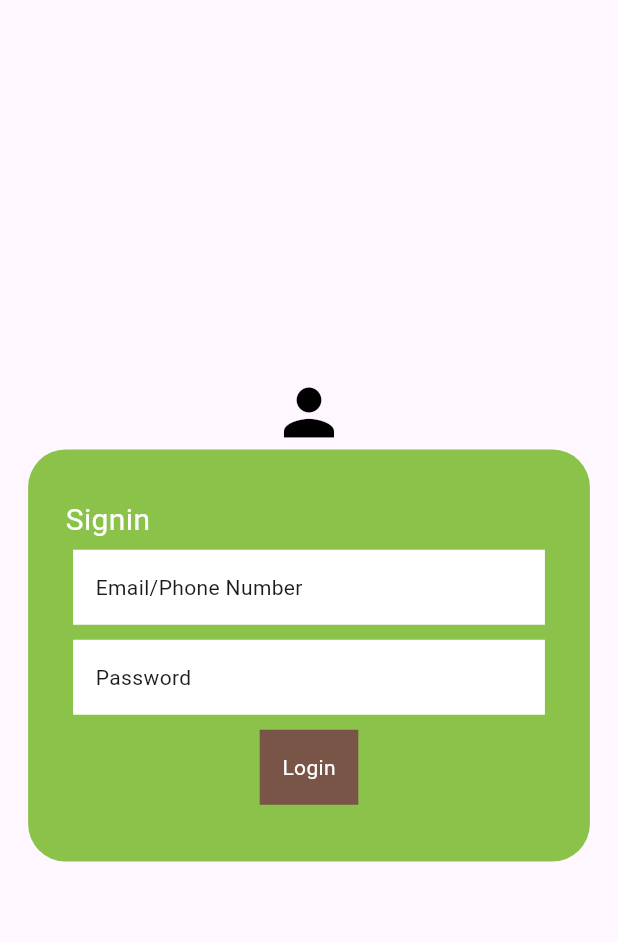
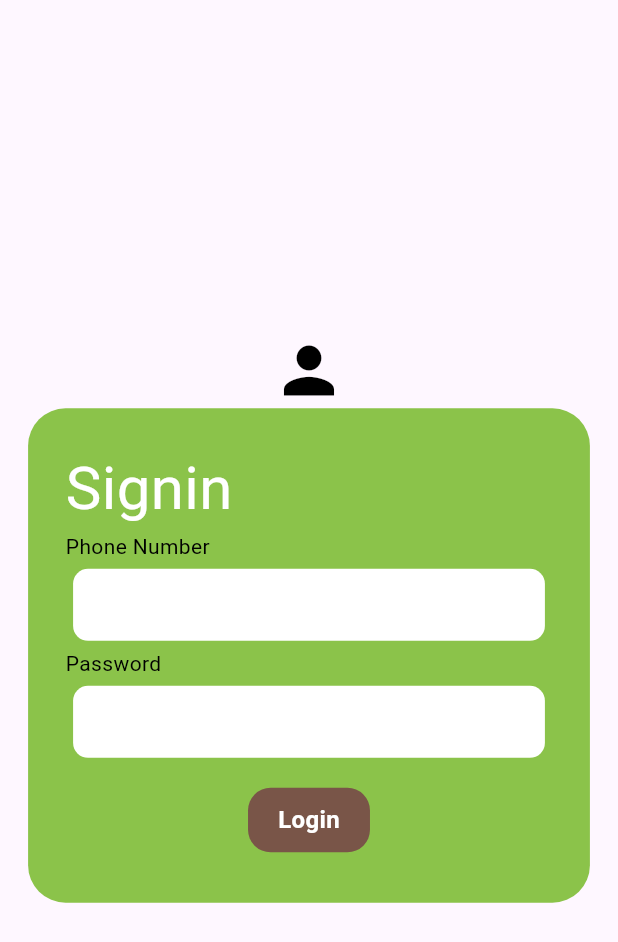
Before and after one commit to snmn/demopcps, a Flutter app: the loginpage screen opened directly, on a phone screen of 412 x 824 dp. Shown: the top 942 px of the screen. Run offline on Flutter 3.47's test engine with Material 3 defaults, Android fonts, the light colour scheme and no system bars; our stand-ins replace cloud_firestore, firebase_core, google_maps_flutter, permission_handler, webview_flutter; missing offline and left inert: esewa_flutter; accounts and stored records are empty.

Commit message:
grid view

```diff
--- a/lib/main.dart
+++ b/lib/main.dart
@@ -1,3 +1,4 @@
+import 'package:demopcps/routes.dart';
 import 'package:demopcps/views/chatapp/conversations.dart';
 import 'package:demopcps/views/esewatest/esewa.dart';
 import 'package:demopcps/views/maps/mapspage.dart';
@@ -28,7 +29,8 @@ class MyApp extends StatelessWidget {
         colorScheme: ColorScheme.fromSeed(seedColor: Colors.deepPurple),
         useMaterial3: true,
       ),
-      home:  gridviewdashboard(),
+      initialRoute: AppRoute.loginroute,
+      routes: AppRoute.getAppRoutes(),
     );
   }
 }
--- /dev/null
+++ b/lib/routes.dart
@@ -0,0 +1,32 @@
+import 'package:demopcps/views/chatapp/Chats.dart';
+import 'package:demopcps/views/chatapp/conversations.dart';
+import 'package:demopcps/views/demoapp/loginpage.dart';
+import 'package:demopcps/views/esewatest/esewa.dart';
+import 'package:demopcps/views/maps/mapspage.dart';
+import 'package:demopcps/views/news/dashboard.dart';
+import 'package:demopcps/views/news/detailpage.dart';
+import 'package:demopcps/views/webview/webview.dart';
+
+class AppRoute{
+
+  AppRoute._();
+  static const String loginroute = '/';
+  static const String dashboardroute = '/dashboard';
+  static  const String detailPage = '/detailPage';
+  static const String conversation = '/conversation';
+  static const String chats = '/chats';
+  static const String esewa = '/esewa';
+  static const String maps = '/maps';
+  static const String webview = '/webview';
+  static getAppRoutes()=>{
+    loginroute: (context) =>  loginpage(),
+    dashboardroute: (context) =>  const dashboard(),
+    detailPage: (context) => const detailpage(),
+    conversation: (context) => const Conversations(),
+    chats: (context) => const Chats(),
+    esewa: (context) => const EsewaApp(title: "PCPS"),
+    maps: (context) => const MapsPage(),
+    webview: (context) => const WebViewPage(),
+
+  };
+}
--- a/lib/views/demoapp/loginpage.dart
+++ b/lib/views/demoapp/loginpage.dart
@@ -8,6 +8,10 @@ class loginpage extends StatefulWidget{
   }
 }
 class loginpageState extends State<loginpage>{
+  TextEditingController _phonenumber = new TextEditingController();
+  TextEditingController _password = new TextEditingController();
+
+
   @override
   Widget build(BuildContext context) {
     var size = MediaQuery.of(context).size; // screen size
@@ -21,7 +25,7 @@ class loginpageState extends State<loginpage>{
          children: [
            Icon(Icons.person,size: 50,color: Colors.black,),
            Container(
-             height: size.height/3,
+             height: size.height/2.5,
              width: size.width/1.1,
              padding: EdgeInsets.all(25),
              decoration: BoxDecoration(
@@ -32,35 +36,60 @@ class loginpageState extends State<loginpage>{
                mainAxisAlignment: MainAxisAlignment.center,
                crossAxisAlignment: CrossAxisAlignment.start,
                children: [
-                 Text("Signin",style: TextStyle(color: Colors.white,fontSize: 20),),
+                 Text("Signin",style: TextStyle(color: Colors.white,fontSize: 40),),
+                 Text("Phone Number",
+                   style: TextStyle(color: Colors.black,
+                       fontSize: 14),),
                  Container(
                    width: size.width/1.2,
                    margin: EdgeInsets.all(5),
-                   padding: EdgeInsets.all(15),
+                    padding: EdgeInsets.only(left: 10),
                    decoration: BoxDecoration(
                      color: Colors.white
+                         ,borderRadius:BorderRadius.circular(10)
                    ),
-                   child: Text("Email/Phone Number"),
+                   child: TextField(
+                     controller: _phonenumber,
+                     keyboardType: TextInputType.number,
+                     decoration: const InputDecoration(border: InputBorder.none ),
+                     style: const TextStyle(color: Colors.black,),
+                     maxLines: 1,
+
+                   ),
                  ),
+                 Text("Password",
+                   style: TextStyle(color: Colors.black,
+                       fontSize: 14),),
                  Container(
                    width: size.width/1.2,
                    margin: EdgeInsets.all(5),
-                   padding: EdgeInsets.all(15),
+                   padding: EdgeInsets.only(left: 10),
                    decoration: BoxDecoration(
                        color: Colors.white
+                       ,borderRadius:BorderRadius.circular(10)
                    ),
-                   child: Text("Password"),
+                   child: TextField(
+                     controller: _password,
+                     obscureText: true,
+                     keyboardType: TextInputType.text,
+                     decoration: const InputDecoration(border: InputBorder.none ),
+                     style: const TextStyle(color: Colors.black,),
+                     maxLines: 1,
+
+                   ),
                  ),
                  Row(
                    mainAxisAlignment: MainAxisAlignment.center,
                    children: [
                      Container(
-                       margin: EdgeInsets.all(5),
-                       padding: EdgeInsets.all(15),
+                       margin: EdgeInsets.all(15),
+                       padding: EdgeInsets.only(left:20,right: 20,top: 10,bottom: 10),
                        decoration: BoxDecoration(
-                           color: Colors.brown
+                           color: Colors.brown,
+                         borderRadius: BorderRadius.circular(15)
                        ),
-                       child: Text("Login",style: TextStyle(color: Colors.white),),
+                       child: Text("Login",style: TextStyle(color: Colors.white,
+                       fontSize: 16,fontWeight: FontWeight.bold),),
                      ),
                    ],
                  )
```
